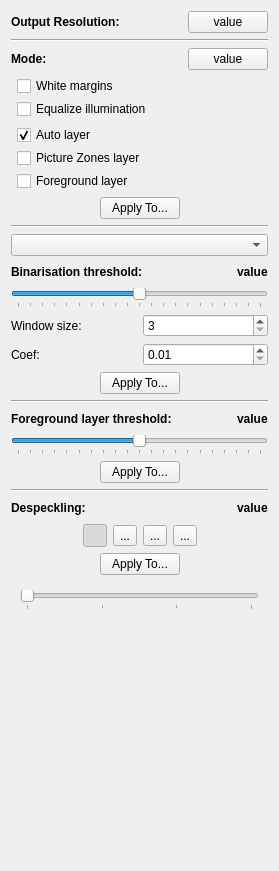
The window that src/core/filters/output/ui/OutputOptionsWidget.ui (ImageProcessing-ElectronicPublications/scantailor-deviant) describes before a commit, drawn with Qt 5.
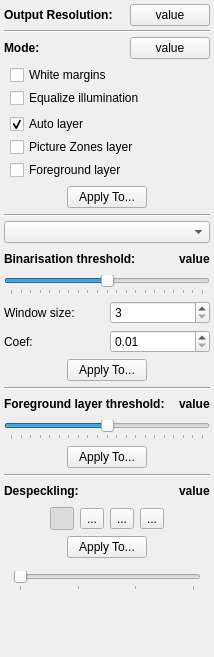
The same window after the commit. Icons and pictures are not drawn.

Commit message: Minimize options wingets UI spacings

What changed in the file:
```diff
--- a/src/core/filters/output/ui/OutputOptionsWidget.ui
+++ b/src/core/filters/output/ui/OutputOptionsWidget.ui
@@ -6,14 +6,29 @@
    <rect>
     <x>0</x>
     <y>0</y>
-    <width>279</width>
-    <height>871</height>
+    <width>214</width>
+    <height>657</height>
    </rect>
   </property>
   <property name="windowTitle">
    <string notr="true">Form</string>
   </property>
   <layout class="QVBoxLayout" name="verticalLayout_8">
+   <property name="spacing">
+    <number>4</number>
+   </property>
+   <property name="leftMargin">
+    <number>4</number>
+   </property>
+   <property name="topMargin">
+    <number>4</number>
+   </property>
+   <property name="rightMargin">
+    <number>4</number>
+   </property>
+   <property name="bottomMargin">
+    <number>4</number>
+   </property>
    <item>
     <layout class="QHBoxLayout" name="horizontalLayout_15">
      <item>
@@ -42,7 +57,7 @@
        </property>
        <property name="sizeHint" stdset="0">
         <size>
-         <width>40</width>
+         <width>4</width>
          <height>20</height>
         </size>
        </property>
@@ -122,7 +137,7 @@
           </property>
           <property name="sizeHint" stdset="0">
            <size>
-            <width>40</width>
+            <width>4</width>
             <height>20</height>
            </size>
           </property>
@@ -226,7 +241,7 @@
           </property>
           <property name="sizeHint" stdset="0">
            <size>
-            <width>40</width>
+            <width>4</width>
             <height>20</height>
            </size>
           </property>
@@ -246,7 +261,7 @@
           </property>
           <property name="sizeHint" stdset="0">
            <size>
-            <width>0</width>
+            <width>4</width>
             <height>20</height>
            </size>
           </property>
@@ -347,7 +362,7 @@
              </property>
              <property name="sizeHint" stdset="0">
               <size>
-               <width>40</width>
+               <width>4</width>
                <height>20</height>
               </size>
              </property>
@@ -474,7 +489,7 @@
              </property>
              <property name="sizeHint" stdset="0">
               <size>
-               <width>40</width>
+               <width>4</width>
                <height>20</height>
               </size>
              </property>
@@ -494,7 +509,7 @@
              </property>
              <property name="sizeHint" stdset="0">
               <size>
-               <width>40</width>
+               <width>4</width>
                <height>20</height>
               </size>
              </property>
@@ -555,7 +570,7 @@
           </property>
           <property name="sizeHint" stdset="0">
            <size>
-            <width>40</width>
+            <width>4</width>
             <height>20</height>
            </size>
           </property>
@@ -635,7 +650,7 @@
           </property>
           <property name="sizeHint" stdset="0">
            <size>
-            <width>40</width>
+            <width>4</width>
             <height>20</height>
            </size>
           </property>
@@ -655,7 +670,7 @@
           </property>
           <property name="sizeHint" stdset="0">
            <size>
-            <width>40</width>
+            <width>4</width>
             <height>20</height>
            </size>
           </property>
@@ -713,7 +728,7 @@
           </property>
           <property name="sizeHint" stdset="0">
            <size>
-            <width>40</width>
+            <width>4</width>
             <height>20</height>
            </size>
           </property>
@@ -746,7 +761,7 @@
           </property>
           <property name="sizeHint" stdset="0">
            <size>
-            <width>40</width>
+            <width>4</width>
             <height>20</height>
            </size>
           </property>
@@ -862,7 +877,7 @@
           </property>
           <property name="sizeHint" stdset="0">
            <size>
-            <width>40</width>
+            <width>4</width>
             <height>20</height>
            </size>
           </property>
@@ -879,7 +894,7 @@
           </property>
           <property name="sizeHint" stdset="0">
            <size>
-            <width>40</width>
+            <width>4</width>
             <height>20</height>
            </size>
           </property>
@@ -899,7 +914,7 @@
           </property>
           <property name="sizeHint" stdset="0">
            <size>
-            <width>0</width>
+            <width>4</width>
             <height>20</height>
            </size>
           </property>
@@ -949,7 +964,7 @@
      <property name="sizeHint" stdset="0">
       <size>
        <width>20</width>
-       <height>41</height>
+       <height>20</height>
       </size>
      </property>
     </spacer>
```
The commit also changes 8 other files.
